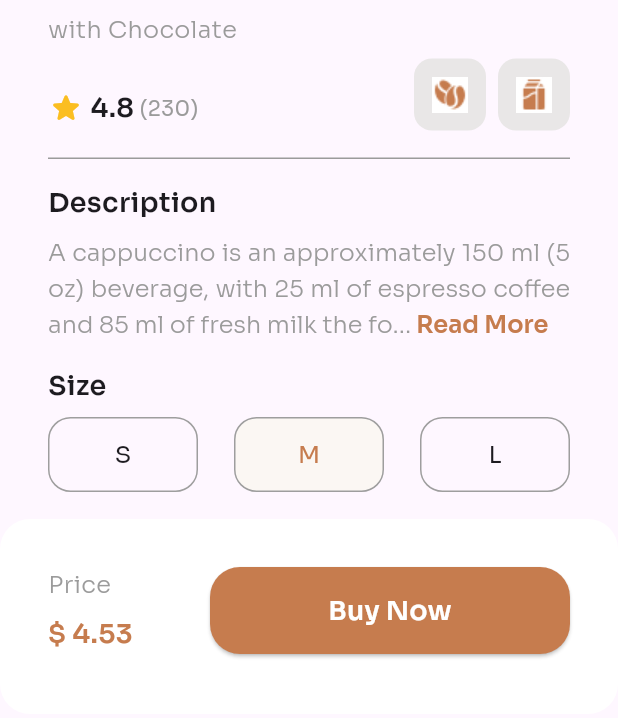
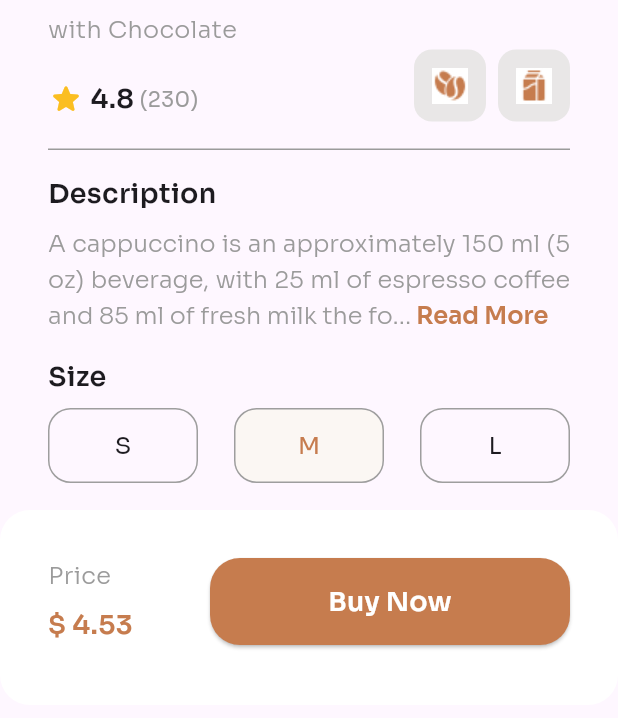
Before and after one commit to ehimze007/capuccino_submission, a Flutter app: the screen it shows after launch, on a phone screen of 412 x 824 dp, the part 483-1201 px from its top. Run offline on Flutter 3.47's test engine with Material 3 defaults, Android fonts, the phone set to English and light mode, and no system bars.

Commit message:
Update to Product_detail module: Fixing the SizedBox height value

```diff
--- a/lib/product_details.dart
+++ b/lib/product_details.dart
@@ -26,7 +26,7 @@ class ProductDetailsSection extends StatelessWidget {
                 fontSize: 16,
                 fontWeight: FontWeight.w300),
           ),
-          const SizedBox(height: 8),
+          const SizedBox(height: 2),
           Row(
             mainAxisAlignment: MainAxisAlignment.spaceBetween,
             children: [
```
